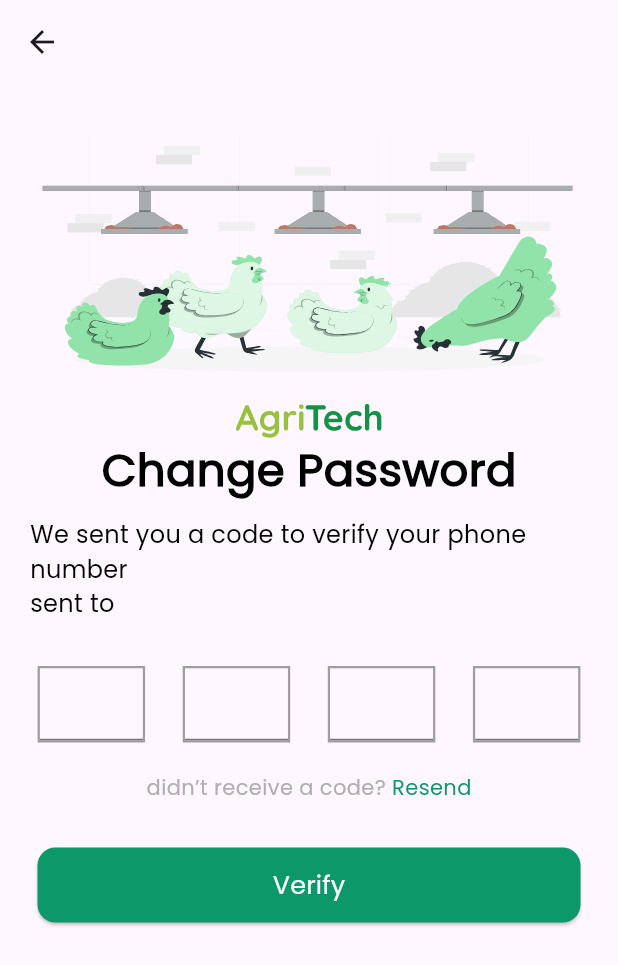
After one commit to we-farm-io/_front, a Flutter app: the Page1ChangePassword screen opened directly, after a tap on "Next", on a phone screen of 412 x 824 dp. The commit adds this screen. Shown: the top 965 px of the screen. Run offline on Flutter 3.47's test engine with Material 3 defaults, Android fonts, the phone set to English and light mode, and no system bars; our stand-ins replace flutter_speed_dial, flutter_svg, image_picker, intl_phone_number_input, shared_preferences, smooth_page_indicator; accounts and stored records are empty.

Commit message:
authentication pages added

```diff
--- a/lib/features/authentication/models.authentication/authentication_models.dart
+++ b/lib/features/authentication/models.authentication/authentication_models.dart
@@ -1,9 +1,17 @@
-// here are the models declared for state management for authentification
-
 import 'package:flutter/material.dart';
+import 'package:smart_farm/features/authentication/screens/auth.screens/page2_change_password.dart';
+import 'package:smart_farm/features/authentication/screens/auth.screens/page3_change_password.dart';
+import 'package:smart_farm/features/authentication/screens/auth.screens/success_auth.dart';
+import 'package:smart_farm/features/authentication/screens/auth.screens/success_change_password.dart';
 import 'package:smart_farm/views/home_page.dart';
 
 class UserViewModel with ChangeNotifier {
+  final loginFormKey = GlobalKey<FormState>();
+  final signUpFormKey = GlobalKey<FormState>();
+  final page1FormKey = GlobalKey<FormState>();
+  final page3FormKey = GlobalKey<FormState>();
+
+
   String? username;
   String? password;
   String? phonenumber;
@@ -33,28 +41,34 @@
     notifyListeners();
   }
 
+  void setPassword(String password) {
+    this.password = password;
+    errorMessage = null;
+    notifyListeners();
+  }
+
   void setErrorMessage(String message) {
     errorMessage = message;
     notifyListeners();
   }
 
-
   void loginProvider(
     BuildContext context,
-  UserViewModel userViewModel,{
+    UserViewModel userViewModel, {
     required String username,
     required String password,
   }) async {
     FocusManager.instance.primaryFocus?.unfocus();
 
-  if (username.isNotEmpty && password.isNotEmpty) { // replace with actual verification
+    if (loginFormKey.currentState?.validate() ?? false) {
+      // replace with actual verification
       // API implementation + errors managing
       userViewModel.setLoginCredentials(username, password);
       Navigator.push(
         context,
         MaterialPageRoute(builder: (context) => const HomePage()),
       );
-  } else {
+    } else if (username.isNotEmpty && password.isNotEmpty) {
       ScaffoldMessenger.of(context).showSnackBar(
         const SnackBar(
           content: Text('Username or pasword is incorrect'),
@@ -70,32 +84,72 @@
       required String id}) async {
     FocusManager.instance.primaryFocus?.unfocus();
 
-  if (phonenumber.isNotEmpty &&
-      username.isNotEmpty &&
-      password.isNotEmpty &&
-      id.isNotEmpty) { // replace with actual verification
+    if (signUpFormKey.currentState?.validate() ?? false) {
+      // replace with actual verification
       // API implementation + errors managing
       userViewModel.setSignUpCredentials(phonenumber, username, password, id);
       Navigator.push(
         context,
-      MaterialPageRoute(builder: (context) => const HomePage()),
+        MaterialPageRoute(builder: (context) => const SuccessAuth()),
+      );
+    }
+  }
+
+  void sendOTPProvider(BuildContext context, UserViewModel userViewModel,
+      {required String phonenumber}) async {
+    FocusManager.instance.primaryFocus?.unfocus();
+
+    if (page1FormKey.currentState?.validate() ?? false) {
+      // replace with actual verification with the phone in database
+      userViewModel.setPhoneNumber(phonenumber);
+      // API implementation (sending OTP) + errors managing
+      String sentOTP = '1234'; // replace with actual sendig OTP process
+      Navigator.push(
+        context,
+        MaterialPageRoute(
+          builder: (context) =>
+              Page2ChangePassword(phonenumber: phonenumber, sentOTP: sentOTP),
+        ),
+      );
+    }
+  }
+
+  void verifyOTP(
+    BuildContext context,
+    UserViewModel userViewModel, {
+    required String phonenumber,
+    required String sentOTP, // replace with actual sentOTP
+    required String enteredOTP,
+  }) async {
+    FocusManager.instance.primaryFocus?.unfocus();
+    if (sentOTP == enteredOTP) {
+      Navigator.push(
+        context,
+        MaterialPageRoute(
+          builder: (context) => Page3ChangePassword(phonenumber: phonenumber),
+        ),
+      );
+    } else {
+      ScaffoldMessenger.of(context).showSnackBar(
+        const SnackBar(
+          content: Text('Incorrect OTP'),
+        ),
       );
     }
   }
 
   void changePasswordProvider(BuildContext context, UserViewModel userViewModel,
-    {required String phonenumber}) async {
+      {required String newpassword}) async {
     FocusManager.instance.primaryFocus?.unfocus();
 
-  if (phonenumber.isNotEmpty) { // replace with actual verification
-    // API implementation (sending OTP) + errors managing
-    userViewModel.setPhoneNumber(phonenumber);
-    //Navigator.push(
-      //context,
-      //MaterialPageRoute(
-        //builder: (context) => ChangePasswordPage2(phonenumber: phonenumber),
-      //),
-    //);
+    if (page3FormKey.currentState!.validate()) {
+      userViewModel.setPassword(newpassword); // + modify in database
+      Navigator.push(
+        context,
+        MaterialPageRoute(
+          builder: (context) => const SuccessChangePassword(),
+        ),
+      );
     }
   }
 }
--- /dev/null
+++ b/lib/features/authentication/screens/auth.screens/page1_change_password.dart
@@ -0,0 +1,99 @@
+import 'package:flutter/material.dart';
+import 'package:flutter_svg/flutter_svg.dart';
+import 'package:provider/provider.dart';
+import 'package:intl_phone_number_input/intl_phone_number_input.dart';
+import 'package:smart_farm/features/authentication/models.authentication/authentication_models.dart';
+import 'package:smart_farm/widgets/custom_button.dart';
+
+class Page1ChangePassword extends StatelessWidget {
+  final TextEditingController phoneController = TextEditingController();
+
+  Page1ChangePassword({super.key});
+
+  @override
+  Widget build(BuildContext context) {
+    final userViewModel = Provider.of<UserViewModel>(context);
+
+    return Consumer<UserViewModel>(
+      builder: (context, value, child) => Scaffold(
+        appBar: AppBar(),
+        body: SafeArea(
+          child: SingleChildScrollView(
+            child: Column(
+              crossAxisAlignment: CrossAxisAlignment.center,
+              children: [
+                SvgPicture.asset(
+                    'assets/images/authentication_images/changepass.svg',
+                    height: 300),
+                SvgPicture.asset('assets/logos/AgriTech.svg'),
+                const SizedBox(height: 40),
+                Container(
+                  alignment: Alignment.centerLeft,
+                  padding: const EdgeInsets.only(left: 25),
+                  child: const Text(
+                    'Change Password',
+                    style: TextStyle(
+                      color: Colors.black,
+                      fontWeight: FontWeight.bold,
+                      fontSize: 30,
+                      fontFamily: 'Poppins',
+                    ),
+                  ),
+                ),
+                const SizedBox(height: 14),
+                Container(
+                  alignment: Alignment.centerLeft,
+                  padding: const EdgeInsets.symmetric(horizontal: 25),
+                  child: const Text(
+                    'Please enter your phone number. We will send a code to your number to reset your password',
+                    style: TextStyle(
+                      color: Colors.black,
+                      fontSize: 14,
+                      fontFamily: 'Poppins',
+                    ),
+                  ),
+                ),
+                const SizedBox(height: 14),
+                Container(
+                  padding: const EdgeInsets.symmetric(horizontal: 25),
+                  child: Form(
+                    key: userViewModel.page1FormKey,
+                    child: InternationalPhoneNumberInput(
+                      onInputChanged: (PhoneNumber number) {},
+                      selectorConfig: const SelectorConfig(
+                        selectorType: PhoneInputSelectorType.DROPDOWN,
+                      ),
+                      textFieldController: phoneController,
+                      initialValue: PhoneNumber(isoCode: 'DZ'),
+                      keyboardType: const TextInputType.numberWithOptions(
+                          signed: true, decimal: true),
+                      inputBorder: OutlineInputBorder(
+                        borderRadius: BorderRadius.circular(12),
+                      ),
+                      validator: (value) {
+                        if (value == null || value.isEmpty) {
+                          return 'Please enter a phone number';
+                        }
+                        return null;
+                      },
+                    ),
+                  ),
+                ),
+                const SizedBox(height: 60),
+                CustomButton(
+                  buttonText: 'Next',
+                  onPressed: () {
+                    context.read<UserViewModel>().sendOTPProvider(
+                        context, userViewModel,
+                        phonenumber: phoneController.text.trim());
+                  },
+                ),
+                const SizedBox(height: 10),
+              ],
+            ),
+          ),
+        ),
+      ),
+    );
+  }
+}
--- /dev/null
+++ b/lib/features/authentication/screens/auth.screens/page2_change_password.dart
@@ -0,0 +1,189 @@
+import 'package:flutter/material.dart';
+import 'package:flutter/services.dart';
+import 'package:flutter_svg/flutter_svg.dart';
+import 'package:provider/provider.dart';
+import 'package:smart_farm/features/authentication/models.authentication/authentication_models.dart';
+import 'package:smart_farm/pallete.dart';
+import 'package:smart_farm/widgets/custom_button.dart';
+
+class Page2ChangePassword extends StatefulWidget {
+  final String phonenumber;
+  final String sentOTP;
+
+  const Page2ChangePassword({
+    super.key,
+    required this.phonenumber,
+    required this.sentOTP,
+  });
+
+  @override
+  State<Page2ChangePassword> createState() => _Page2ChangePasswordState();
+}
+
+class _Page2ChangePasswordState extends State<Page2ChangePassword> {
+  TextEditingController c1 = TextEditingController();
+  TextEditingController c2 = TextEditingController();
+  TextEditingController c3 = TextEditingController();
+  TextEditingController c4 = TextEditingController();
+
+  @override
+  Widget build(BuildContext context) {
+    final userViewModel = Provider.of<UserViewModel>(context);
+    return Consumer<UserViewModel>(
+      builder: (context, value, child) => SafeArea(
+        child: Scaffold(
+          appBar: AppBar(),
+          body: SingleChildScrollView(
+            child: Column(
+              mainAxisAlignment: MainAxisAlignment.center,
+              children: [
+                const SizedBox(
+                  height: 20,
+                ),
+                SvgPicture.asset('assets/images/authentication_images/changepass2.svg'),
+                const SizedBox(
+                  height: 10,
+                ),
+                SvgPicture.asset('assets/logos/AgriTech.svg'),
+                const Text(
+                  'Change Password',
+                  style: TextStyle(
+                    fontFamily: 'Poppins',
+                    color: Colors.black,
+                    fontWeight: FontWeight.bold,
+                    fontSize: 30,
+                    decoration: TextDecoration.none,
+                  ),
+                ),
+                const SizedBox(
+                  height: 10,
+                ),
+                Container(
+                  alignment: Alignment.centerLeft,
+                  padding: const EdgeInsets.only(left: 20),
+                  child: Text(
+                    'We sent you a code to verify your phone number\nsent to ${widget.phonenumber}',
+                    style: const TextStyle(
+                      fontFamily: 'Poppins',
+                      color: Colors.black,
+                      fontSize: 16,
+                      decoration: TextDecoration.none,
+                    ),
+                  ),
+                ),
+                const SizedBox(height: 30),
+                Row(
+                  mainAxisAlignment: MainAxisAlignment.spaceEvenly,
+                  children: [
+                    SquareInput(controller: c1, first: true, last: false),
+                    SquareInput(controller: c2, first: false, last: false),
+                    SquareInput(controller: c3, first: false, last: false),
+                    SquareInput(controller: c4, first: false, last: true),
+                  ],
+                ),
+                const SizedBox(
+                  height: 20,
+                ),
+                Row(
+                  mainAxisAlignment: MainAxisAlignment.center,
+                  children: [
+                    const Text(
+                      'didn’t receive a code? ',
+                      style: TextStyle(
+                        fontFamily: 'Poppins',
+                        color: Color.fromRGBO(175, 175, 175, 1),
+                      ),
+                    ),
+                    GestureDetector(
+                      child: Container(
+                          alignment: Alignment.centerLeft,
+                          child: const Text(
+                            'Resend',
+                            style: TextStyle(
+                                fontFamily: 'Poppins',
+                                color: Pallete.buttonGreen),
+                          )),
+                      onTap: () {
+                        userViewModel.sendOTPProvider(
+                          context,
+                          userViewModel,
+                          phonenumber: widget.phonenumber,
+                        );
+                      },
+                    ),
+                  ],
+                ),
+                const SizedBox(
+                  height: 30,
+                ),
+                CustomButton(
+                    buttonText: 'Verify',
+                    onPressed: () {
+                      if (c1.text.isEmpty ||
+                          c2.text.isEmpty ||
+                          c3.text.isEmpty ||
+                          c4.text.isEmpty) {
+                        ScaffoldMessenger.of(context).showSnackBar(
+                          const SnackBar(
+                            content: Text('Please fill in all 4 fields'),
+                          ),
+                        );
+                      } else {
+                        String enteredOTP =
+                            c1.text + c2.text + c3.text + c4.text;
+                        userViewModel.verifyOTP(
+                          context,
+                          userViewModel,
+                          phonenumber: widget.phonenumber,
+                          sentOTP: widget.sentOTP,
+                          enteredOTP: enteredOTP,
+                        );
+                      }
+                    }),
+                const SizedBox(height: 20),
+              ],
+            ),
+          ),
+        ),
+      ),
+    );
+  }
+}
+
+// ignore: must_be_immutable
+class SquareInput extends StatelessWidget {
+  TextEditingController controller;
+  bool first;
+  bool last;
+  SquareInput({
+    required this.controller,
+    required this.first,
+    required this.last,
+    super.key,
+  });
+
+  @override
+  Widget build(BuildContext context) {
+    return Container(
+        decoration:
+            BoxDecoration(border: Border.all(color: Colors.grey, width: 1.5)),
+        child: TextField(
+          controller: controller,
+          onChanged: ((value) {
+            if (value.isNotEmpty && !last) {
+              FocusScope.of(context).nextFocus();
+            } else if (value.isEmpty && !first) {
+              FocusScope.of(context).previousFocus();
+            }
+          }),
+          keyboardType: TextInputType.number,
+          textAlign: TextAlign.center,
+          inputFormatters: [LengthLimitingTextInputFormatter(1)],
+          style: const TextStyle(fontSize: 21),
+          decoration: InputDecoration(
+              constraints: BoxConstraints(
+                  maxHeight: MediaQuery.sizeOf(context).width / 2,
+                  maxWidth: MediaQuery.sizeOf(context).width / 6)),
+        ));
+  }
+}
--- a/pubspec.yaml
+++ b/pubspec.yaml
@@ -89,6 +89,9 @@
   # list giving the asset and other descriptors for the font. For
   # example:
   fonts:
+    - family: Poppins
+      fonts:
+        - asset: assets/fonts/Poppins-Regular.ttf
     - family: Quicksand
       fonts:
         - asset: assets/fonts/Quicksand_Bold.ttf
```
Also changed, not shown: lib/features/authentication/screens/auth.screens/login_page.dart (+16 -12 lines), lib/features/authentication/screens/auth.screens/page3_change_password.dart (added, +111 -0 lines), lib/features/authentication/screens/auth.screens/sign_up.dart (+23 -15 lines), lib/features/authentication/screens/auth.screens/success_auth.dart (added, +58 -0 lines), lib/features/authentication/screens/auth.screens/success_change_password.dart (added, +59 -0 lines), lib/main.dart (+22 -22 lines), assets/fonts/Poppins-Regular.ttf (added), assets/images/authentication_images/success.svg (added). Lines whose indentation alone changed are shown as unchanged.
